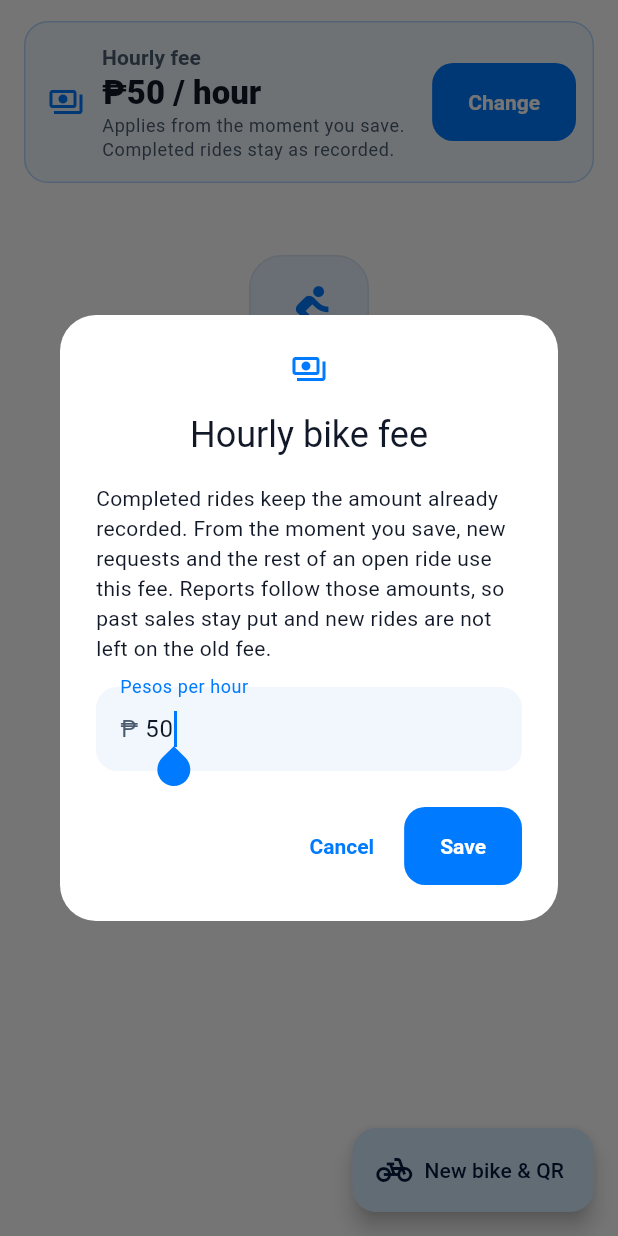
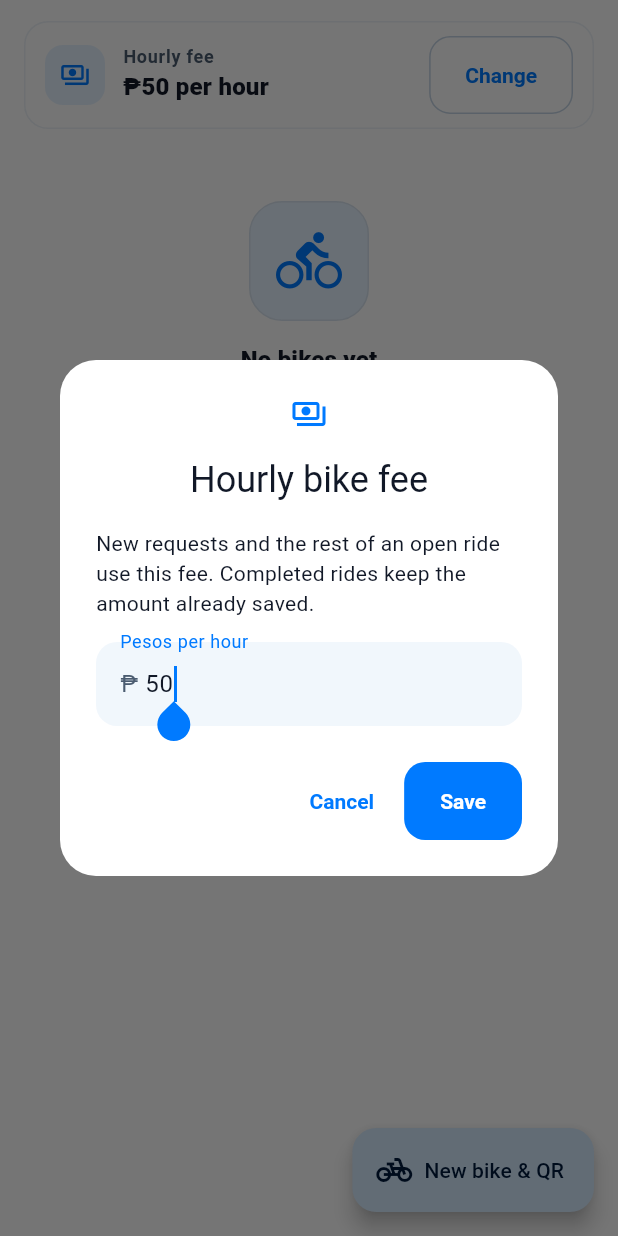
Before and after one commit to dreadsangjeog/QRideCapstone, a Flutter app: the _BikesTab screen opened directly with empty values, after a tap on "Change", on a phone screen of 412 x 824 dp. Run offline on Flutter 3.47's test engine with Material 3 defaults, Android fonts, the phone set to English and light mode, and no system bars; our stand-ins replace camera, connectivity_plus, flutter_compass, flutter_local_notifications, flutter_map, geolocator and 7 more; missing offline and left inert: dart:html, excel, flutter_foreground_task, google_mlkit_face_detection, google_mlkit_text_recognition, mobile_scanner; accounts and stored records are empty; statements that could not run were skipped.

Commit message:
Tighten admin billing and bike QR, and label mark-all as read.
The hourly fee dialog stays a normal width, editing a penalty updates the total, and staff can download a QR image that shows only the bike code.

Co-authored-by: Cursor <cursoragent@cursor.com>

```diff
--- a/flutter_application_1/lib/screens/admin/admin_hourly_rate_card.dart
+++ b/flutter_application_1/lib/screens/admin/admin_hourly_rate_card.dart
@@ -49,6 +49,7 @@ class HourlyRateCardState extends State<HourlyRateCard> {
       builder: (ctx) {
         final cs = Theme.of(ctx).colorScheme;
         return AlertDialog(
+          constraints: const BoxConstraints(minWidth: 280, maxWidth: 400),
           icon: Icon(Icons.payments_outlined, color: cs.primary),
           title: const Text('Hourly bike fee'),
           content: Column(
@@ -56,7 +57,7 @@ class HourlyRateCardState extends State<HourlyRateCard> {
             crossAxisAlignment: CrossAxisAlignment.stretch,
             children: [
               const Text(
-                'Completed rides keep the amount already recorded. From the moment you save, new requests and the rest of an open ride use this fee. Reports follow those amounts, so past sales stay put and new rides are not left on the old fee.',
+                'New requests and the rest of an open ride use this fee. Completed rides keep the amount already saved.',
               ),
               const SizedBox(height: 16),
               TextField(
@@ -121,16 +122,24 @@ class HourlyRateCardState extends State<HourlyRateCard> {
     final cs = theme.colorScheme;
     final rate = _rate;
     return Material(
-      color: cs.primaryContainer.withValues(alpha: 0.35),
+      color: cs.surface.withValues(alpha: 0.72),
       shape: RoundedRectangleBorder(
         borderRadius: BorderRadius.circular(16),
-        side: BorderSide(color: cs.primary.withValues(alpha: 0.25)),
+        side: BorderSide(color: cs.outlineVariant.withValues(alpha: 0.45)),
       ),
       child: Padding(
-        padding: const EdgeInsets.fromLTRB(16, 14, 12, 14),
+        padding: const EdgeInsets.symmetric(horizontal: 14, vertical: 10),
         child: Row(
           children: [
-            Icon(Icons.payments_outlined, color: cs.primary),
+            Container(
+              width: 40,
+              height: 40,
+              decoration: BoxDecoration(
+                color: cs.primary.withValues(alpha: 0.1),
+                borderRadius: BorderRadius.circular(12),
+              ),
+              child: Icon(Icons.payments_outlined, color: cs.primary, size: 20),
+            ),
             const SizedBox(width: 12),
             Expanded(
               child: Column(
@@ -138,28 +147,24 @@ class HourlyRateCardState extends State<HourlyRateCard> {
                 children: [
                   Text(
                     'Hourly fee',
-                    style: theme.textTheme.labelLarge?.copyWith(
+                    style: theme.textTheme.labelMedium?.copyWith(
                       color: cs.onSurfaceVariant,
                       fontWeight: FontWeight.w700,
                     ),
                   ),
                   Text(
-                    _loading || rate == null ? '…' : '₱${_money(rate)} / hour',
-                    style: theme.textTheme.titleLarge?.copyWith(
+                    _loading || rate == null
+                        ? '…'
+                        : '₱${_money(rate)} per hour',
+                    style: theme.textTheme.titleMedium?.copyWith(
                       fontWeight: FontWeight.w800,
-                    ),
-                  ),
-                  Text(
-                    'Applies from the moment you save. Completed rides stay as recorded.',
-                    style: theme.textTheme.bodySmall?.copyWith(
-                      color: cs.onSurfaceVariant,
                     ),
                   ),
                 ],
               ),
             ),
             const SizedBox(width: 8),
-            FilledButton(
+            OutlinedButton(
               onPressed: _loading || _saving ? null : _edit,
               child: Text(_saving ? 'Saving…' : 'Change'),
             ),
--- a/flutter_application_1/lib/screens/notifications_screen.dart
+++ b/flutter_application_1/lib/screens/notifications_screen.dart
@@ -233,7 +233,7 @@ class _NotificationsInboxPanelState extends State<NotificationsInboxPanel> {
               const Spacer(),
               TextButton(
                 onPressed: _markAll,
-                child: const Text('Mark all'),
+                child: const Text('Mark all read'),
               ),
               IconButton(
                 tooltip: 'Close',
```
Also changed, not shown: flutter_application_1/lib/screens/admin/admin_generate_qr_screen.dart (+56 -29 lines), flutter_application_1/lib/screens/admin/admin_history_tab.dart (+15 -1 lines), flutter_application_1/lib/utils/bike_qr_image.dart (added, +70 -0 lines).
